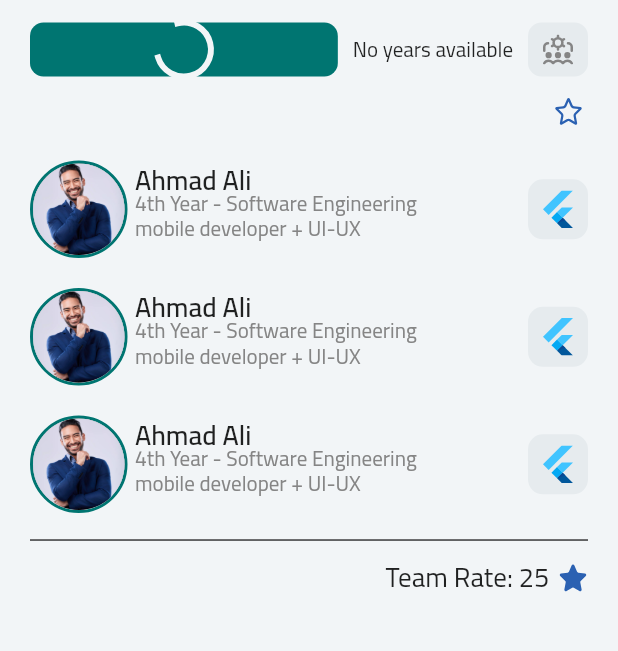
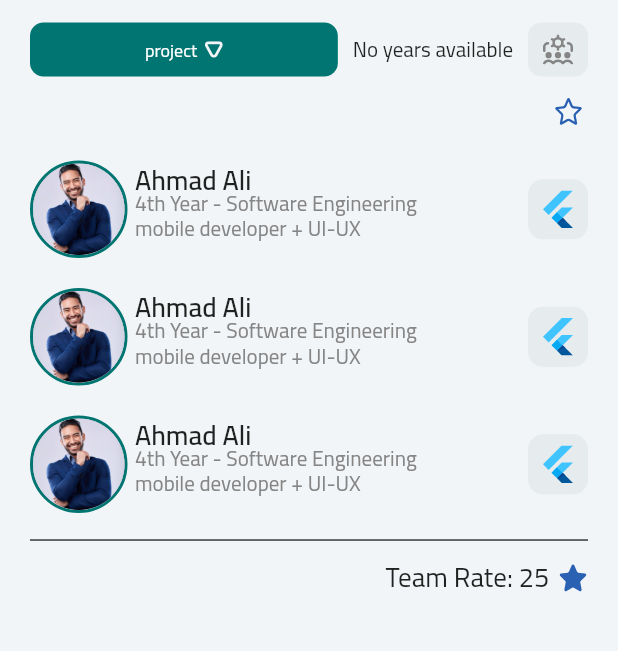
Before and after one commit to hasanShaaban/graph, a Flutter app: the MyGroupView screen opened directly, on a phone screen of 412 x 824 dp, the part 120-771 px from its top. Run offline on Flutter 3.47's test engine with Material 3 defaults, Android fonts, the phone set to English and light mode, and no system bars; our stand-ins replace bloc, cached_network_image, dartz, dio, dots_indicator, flutter_bloc and 10 more; missing offline and left inert: comment_tree, easy_pdf_viewer; accounts and stored records are empty.

Commit message:
get group info

```diff
--- a/lib/core/services/get_it_service.dart
+++ b/lib/core/services/get_it_service.dart
@@ -93,6 +93,6 @@ void setupGetit() {
 
   //Group repo
   getIt.registerSingleton<GroupsRepo>(
-    GroupsRepoImpl(getIt<PublicApiService>()),
+    GroupsRepoImpl(getIt<PublicApiService>(), getIt<ProfileLocalDataSource>()),
   );
 }
--- a/lib/core/widgets/major_and_year_dropdown_buttons_section.dart
+++ b/lib/core/widgets/major_and_year_dropdown_buttons_section.dart
@@ -28,7 +28,6 @@ class MajorAndYearDropdownButtonsSection extends StatelessWidget {
               return const Text("No years available");
             }
 
-            // ✅ Pass the resolved list into CustomDropDownButton
             return CustomDropDownButton(
               height: height,
               text: lang.year,
--- a/lib/core/widgets/project_drop_down_button.dart
+++ b/lib/core/widgets/project_drop_down_button.dart
@@ -1,12 +1,13 @@
 import 'package:flutter/material.dart';
 import 'package:flutter_bloc/flutter_bloc.dart';
 import 'package:flutter_svg/svg.dart';
-import 'package:graph/core/functions/custom_snack_bar.dart';
-import 'package:graph/core/functions/pritty_log.dart';
 import 'package:graph/core/utils/appAssets.dart';
 import 'package:graph/core/utils/app_text_style.dart';
 import 'package:graph/core/utils/constants.dart';
+import 'package:graph/features/groups/domain/entity/project_entity.dart';
+import 'package:graph/features/groups/presentation/manager/group_info_cubit/group_info_cubit.dart';
 import 'package:graph/features/groups/presentation/manager/project_cubit/project_cubit.dart';
+import 'package:shimmer/shimmer.dart';
 
 class ProjectDropDownButton extends StatefulWidget {
   const ProjectDropDownButton({
@@ -31,11 +32,9 @@ class _ProjectDropDownButtonState extends State<ProjectDropDownButton> {
     return BlocBuilder<ProjectCubit, ProjectState>(
       builder: (context, state) {
         if (state is ProjectSuccess) {
-          List<String> list = state.response.map((e) => e.name).toList();
-
           return Expanded(
             child: GestureDetector(
-              onTap: () => _showMenu(context, list),
+              onTap: () => _showMenu(context, state.response),
               child: Container(
                 height: widget.height * 40 / 915,
                 padding: EdgeInsets.symmetric(horizontal: 8),
@@ -62,7 +61,10 @@ class _ProjectDropDownButtonState extends State<ProjectDropDownButton> {
                             ),
                           ),
                           SizedBox(width: 5),
-
+                          SvgPicture.asset(
+                            Assets.iconsDrobeDownArrow,
+                            width: 12,
+                          ),
                         ],
                       ),
                     ),
@@ -99,7 +101,6 @@ class _ProjectDropDownButtonState extends State<ProjectDropDownButton> {
                           ),
                         ),
                         SizedBox(width: 5),
-                        SvgPicture.asset(Assets.iconsDrobeDownArrow, width: 12),
                       ],
                     ),
                   ),
@@ -109,6 +110,8 @@ class _ProjectDropDownButtonState extends State<ProjectDropDownButton> {
           );
         } else {
           return Expanded(
+            child: GestureDetector(
+              onTap: () => _showShimmerMenu(context, ['', '', '']),
               child: Container(
                 height: widget.height * 40 / 915,
                 padding: EdgeInsets.symmetric(horizontal: 8),
@@ -116,9 +119,32 @@ class _ProjectDropDownButtonState extends State<ProjectDropDownButton> {
                   borderRadius: BorderRadius.circular(9),
                   color: Constants2.primaryColor(context),
                 ),
-              child: Center(
-                child: CircularProgressIndicator(
-                  color: Constants2.lightPrimaryColor(context),
+                child: Row(
+                  children: [
+                    Expanded(
+                      child: Row(
+                        mainAxisAlignment: MainAxisAlignment.center,
+                        children: [
+                          Flexible(
+                            child: Text(
+                              selected!,
+                              style: AppTextStyle.cairoRegular12.copyWith(
+                                color: Colors.white,
+                              ),
+                              overflow: TextOverflow.ellipsis,
+                              maxLines: 1,
+                              softWrap: false,
+                            ),
+                          ),
+                          SizedBox(width: 5),
+                          SvgPicture.asset(
+                            Assets.iconsDrobeDownArrow,
+                            width: 12,
+                          ),
+                        ],
+                      ),
+                    ),
+                  ],
                 ),
               ),
             ),
@@ -128,7 +154,45 @@ class _ProjectDropDownButtonState extends State<ProjectDropDownButton> {
     );
   }
 
-  void _showMenu(BuildContext context, List<String> list) async {
+  void _showMenu(BuildContext context, List<ProjectEntity> list) async {
+    final RenderBox box = context.findRenderObject() as RenderBox;
+    final Offset position = box.localToGlobal(Offset.zero);
+
+    final result = await showMenu<String>(
+      shape: RoundedRectangleBorder(borderRadius: BorderRadius.circular(10)),
+      context: context,
+      elevation: 4,
+      position: RelativeRect.fromLTRB(
+        position.dx,
+        position.dy + box.size.height,
+        position.dx + box.size.width,
+        0,
+      ),
+      items:
+          list.map((e) {
+            return PopupMenuItem<String>(
+              onTap: () {
+                context.read<GroupInfoCubit>().getGroupInfo(projectId: e.id);
+              },
+              value: e.name,
+              child: Text(
+                e.name,
+                style: AppTextStyle.cairoRegular12.copyWith(
+                  color: Colors.black,
+                ),
+              ),
+            );
+          }).toList(),
+      color: Constants2.lightSecondaryColor(context),
+    );
+    if (result != null && result != selected) {
+      setState(() {
+        selected = result;
+      });
+    }
+  }
+
+  void _showShimmerMenu(BuildContext context, List<String> list) async {
     final RenderBox box = context.findRenderObject() as RenderBox;
     final Offset position = box.localToGlobal(Offset.zero);
 
@@ -146,10 +210,14 @@ class _ProjectDropDownButtonState extends State<ProjectDropDownButton> {
           list.map((e) {
             return PopupMenuItem<String>(
               value: e,
+              child: Shimmer.fromColors(
+                baseColor: Constants2.lightSecondaryColor(context),
+                highlightColor: Constants2.dividerColor(context),
                 child: Text(
                   e,
                   style: AppTextStyle.cairoRegular12.copyWith(
                     color: Colors.black,
+                  ),
                 ),
               ),
             );
--- a/lib/core/widgets/tech_tool_container.dart
+++ b/lib/core/widgets/tech_tool_container.dart
@@ -1,4 +1,4 @@
-import 'package:cached_network_image/cached_network_image.dart';
+
 import 'package:flutter/material.dart';
 import 'package:flutter_svg/svg.dart';
 
--- /dev/null
+++ b/lib/features/groups/domain/entity/group_info_entity.dart
@@ -0,0 +1,13 @@
+class GroupInfoEntity {
+  final int id;
+  final String groupName;
+  final String groupProject;
+  final bool isAdmin;
+
+  const GroupInfoEntity({
+    required this.id,
+    required this.groupName,
+    required this.groupProject,
+    required this.isAdmin,
+  });
+}
--- a/lib/features/groups/domain/entity/project_entity.dart
+++ b/lib/features/groups/domain/entity/project_entity.dart
@@ -1,19 +1,33 @@
 class ProjectEntity {
   final int id;
   final String name;
-  final String description;
-  final int? majorId;
-  final int? yearId;
-  final DateTime createdAt;
-  final DateTime updatedAt;
+  final YearEntity year;
+  final MajorEntity? major;
 
   const ProjectEntity({
     required this.id,
     required this.name,
-    required this.description,
-    this.majorId,
-    this.yearId,
-    required this.createdAt,
-    required this.updatedAt,
+    required this.year,
+     this.major,
   });
 }
+
+class YearEntity {
+  final int id;
+  final String yearName;
+
+  const YearEntity({
+    required this.id,
+    required this.yearName,
+  });
+}
+
+class MajorEntity {
+  final int id;
+  final String majorName;
+
+  const MajorEntity({
+    required this.id,
+    required this.majorName,
+  });
+}
--- a/lib/features/groups/domain/repos/groups_repo.dart
+++ b/lib/features/groups/domain/repos/groups_repo.dart
@@ -1,7 +1,9 @@
 import 'package:dartz/dartz.dart';
 import 'package:graph/core/errors/failures.dart';
+import 'package:graph/features/groups/domain/entity/group_info_entity.dart';
 import 'package:graph/features/groups/domain/entity/project_entity.dart';
 
 abstract class GroupsRepo {
   Future<Either<Failures, List<ProjectEntity>>> getProjects({required int yearId, int? majorId});
+  Future<Either<Failures, GroupInfoEntity>> getGroupInfo({required int projectId});
 }
--- /dev/null
+++ b/lib/features/groups/presentation/manager/group_info_cubit/group_info_cubit.dart
@@ -0,0 +1,21 @@
+
+import 'package:flutter/foundation.dart';
+import 'package:flutter_bloc/flutter_bloc.dart';
+import 'package:graph/features/groups/domain/entity/group_info_entity.dart';
+import 'package:graph/features/groups/domain/repos/groups_repo.dart';
+
+part 'group_info_state.dart';
+
+class GroupInfoCubit extends Cubit<GroupInfoState> {
+  final GroupsRepo groupsRepo;
+  GroupInfoCubit(this.groupsRepo) : super(GroupInfoInitial());
+
+  Future<void> getGroupInfo({required int projectId}) async {
+    emit(GroupInfoLoading());
+    var result = await groupsRepo.getGroupInfo(projectId: projectId);
+    result.fold(
+      (failures) => emit(GroupInfoError(failures.errMessage)),
+      (groupInfo) => emit(GroupInfoSuccess(groupInfo)),
+    );
+  }
+}
--- /dev/null
+++ b/lib/features/groups/presentation/manager/group_info_cubit/group_info_state.dart
@@ -0,0 +1,17 @@
+part of 'group_info_cubit.dart';
+
+@immutable
+sealed class GroupInfoState {}
+
+final class GroupInfoInitial extends GroupInfoState {}
+final class GroupInfoLoading extends GroupInfoState {}
+final class GroupInfoSuccess extends GroupInfoState {
+  final GroupInfoEntity response;
+
+  GroupInfoSuccess(this.response);
+}
+final class GroupInfoError extends GroupInfoState {
+  final String errorMessage;
+
+  GroupInfoError(this.errorMessage);
+}
--- a/lib/features/groups/presentation/views/my_group_view.dart
+++ b/lib/features/groups/presentation/views/my_group_view.dart
@@ -1,12 +1,22 @@
 import 'package:flutter/material.dart';
+import 'package:flutter_bloc/flutter_bloc.dart';
+import 'package:graph/core/services/get_it_service.dart';
+import 'package:graph/features/groups/domain/repos/groups_repo.dart';
+import 'package:graph/features/groups/presentation/manager/group_info_cubit/group_info_cubit.dart';
 import 'widget/my_group_view_body.dart';
-
 
 class MyGroupView extends StatelessWidget {
   const MyGroupView({super.key});
   static const name = 'myGroups';
   @override
   Widget build(BuildContext context) {
-    return SafeArea(child: Scaffold(body: MyGroupViewBody()));
+    return SafeArea(
+      child: Scaffold(
+        body: BlocProvider(
+          create: (context) => GroupInfoCubit(getIt<GroupsRepo>()),
+          child: MyGroupViewBody(),
+        ),
+      ),
+    );
   }
 }
--- a/lib/features/groups/presentation/views/widget/my_group_view_body.dart
+++ b/lib/features/groups/presentation/views/widget/my_group_view_body.dart
@@ -1,5 +1,7 @@
 import 'package:flutter/material.dart';
+import 'package:flutter_bloc/flutter_bloc.dart';
 import 'package:flutter_svg/flutter_svg.dart';
+import 'package:graph/features/groups/presentation/manager/group_info_cubit/group_info_cubit.dart';
 import '../../../../../core/utils/appAssets.dart';
 import '../../../../../core/utils/constants.dart';
 import '../../../../../core/widgets/custom_stateless_appbar.dart';
@@ -23,7 +25,6 @@ class MyGroupViewBody extends StatelessWidget {
         Padding(
           padding: const EdgeInsets.symmetric(horizontal: 20),
           child: Column(
-            crossAxisAlignment: CrossAxisAlignment.end,
             children: [
               SizedBox(height: 15),
               Row(
@@ -35,6 +36,13 @@ class MyGroupViewBody extends StatelessWidget {
                   GroupManagementButton(width: width, height: height),
                 ],
               ),
+              BlocListener<GroupInfoCubit, GroupInfoState>(
+                listener: (context, state) {
+
+                },
+                child: Column(
+                  crossAxisAlignment: CrossAxisAlignment.end,
+                  children: [
                     SizedBox(height: 10),
                     RateButton(),
                     SizedBox(height: 10),
@@ -47,6 +55,9 @@ class MyGroupViewBody extends StatelessWidget {
                       color: Constants2.darkPrimaryColor(context),
                     ),
                     RateRow(),
+                  ],
+                ),
+              ),
             ],
           ),
         ),
```
Also changed, not shown: lib/core/services/api_service.dart (+5 -39 lines), lib/core/widgets/custom_drop_down_button.dart (+9 -0 lines), lib/features/groups/data/models/group_info_model.dart (added, +28 -0 lines), lib/features/groups/data/models/group_member_model.dart (added, +49 -0 lines), lib/features/groups/data/models/project_model.dart (+36 -29 lines), lib/features/groups/data/repos/groups_repo_impl.dart (+50 -11 lines), lib/features/groups/domain/entity/group_member_entity.dart (added, +23 -0 lines). Lines whose indentation alone changed are shown as unchanged.
